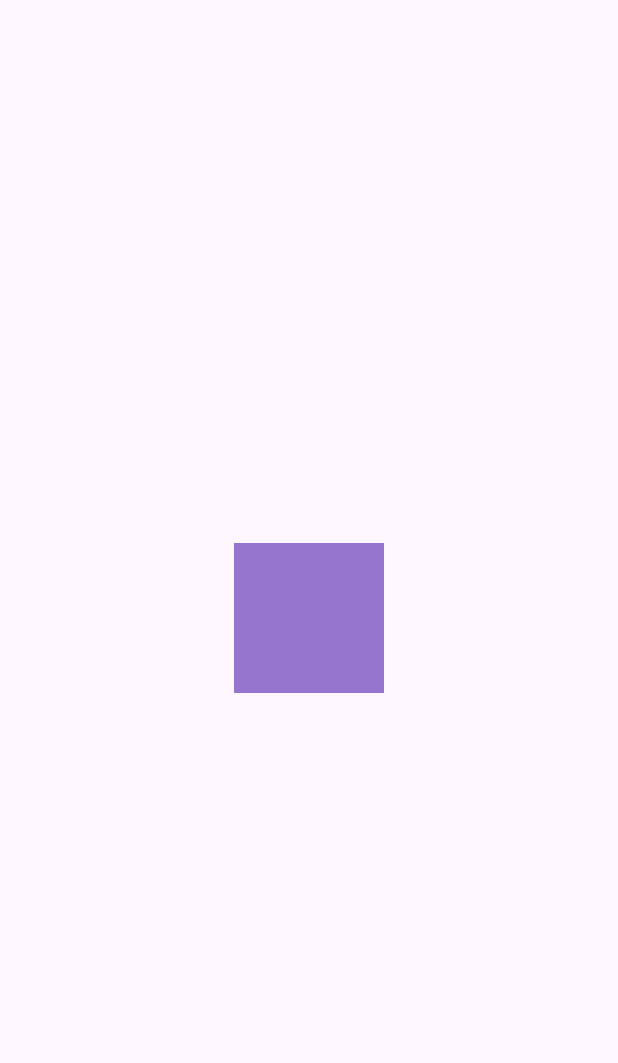
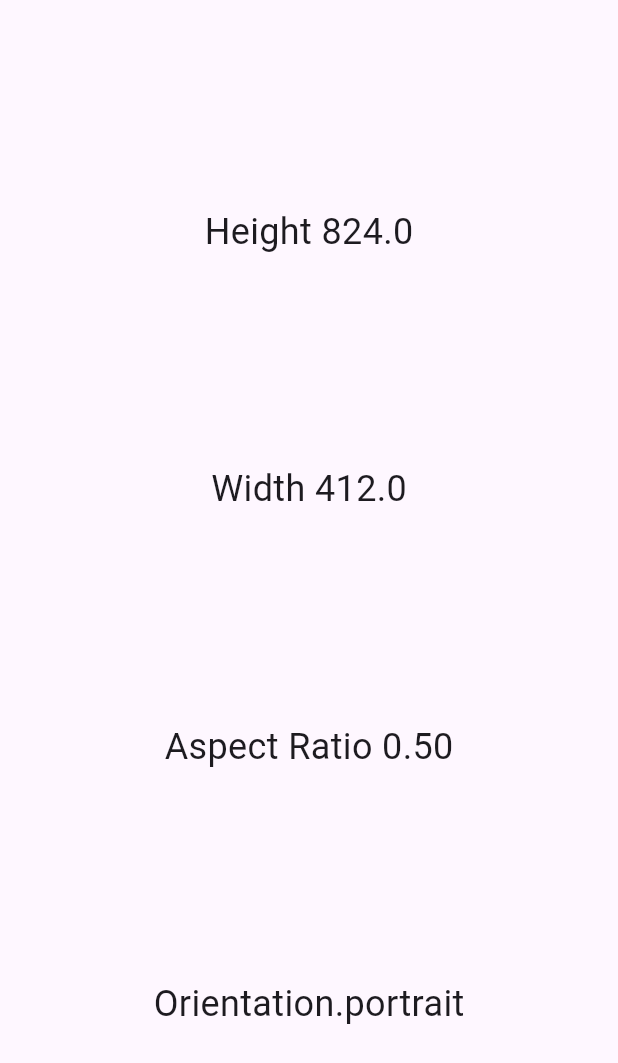
Before and after one commit to IkramulHasanTanvir/LearnFlutter, a Flutter app: the screen it shows after launch, on a phone screen of 412 x 824 dp. Shown: the top 1063 px of the screen. Run offline on Flutter 3.47's test engine with Material 3 defaults, Android fonts, the phone set to English and light mode, and no system bars.

Commit message:
MediaQuery Widget

```diff
--- a/lib/main.dart
+++ b/lib/main.dart
@@ -10,6 +10,11 @@ class MyApp extends StatelessWidget {
   @override
   Widget build(BuildContext context) {
     return MaterialApp(
+      theme: ThemeData(textTheme: TextTheme(
+        bodyMedium: TextStyle(
+          fontSize: 24,
+        )
+      )),
       debugShowCheckedModeBanner: false,
       home: MyHome(),
     );
--- a/lib/my_home.dart
+++ b/lib/my_home.dart
@@ -8,52 +8,18 @@ class MyHome extends StatefulWidget {
 }
 
 class _MyHomeState extends State<MyHome> {
-  double boxHeight = 100;
-  double boxWidth = 100;
-  var boxColor = Colors.deepPurple[300];
-  // double boxX = -1;
-  // double boxY = -1;
-
-  void _expandBox(){
-    setState(() {
-      boxHeight = 300;
-      boxWidth = 300;
-    });
-  }
-  void _changeColor(){
-    setState(() {
-      boxColor = Colors.pink[300];
-    });
-  }
-
-  // void _moveBox(){
-  //   setState((){
-  //     boxX = 1;
-  //     boxY = 1;
-  //   });
-  // }
-
   @override
   Widget build(BuildContext context) {
-    return GestureDetector(
-      onTap: _expandBox ,
-      child: Scaffold(
-        body: Center(
-          child: AnimatedContainer(
-            //alignment: Alignment(boxX, boxY),
-            height: boxHeight,
-            width: boxWidth,
-            color: boxColor,
-            duration: Duration(seconds: 1),
-            child: Padding(
-              padding: const EdgeInsets.all(16.0),
-              // child: Container(
-              //   color: boxColor,
-              //   height: boxHeight,
-              //   width: boxWidth,
-              // ),
-            ),
-          ),
+    return Scaffold(
+      body: Center(
+        child: Column(
+          mainAxisAlignment: MainAxisAlignment.spaceEvenly,
+          children: [
+            Text('Height ' + MediaQuery.sizeOf(context).height.toString()),
+            Text('Width ' + MediaQuery.sizeOf(context).width.toString()),
+            Text('Aspect Ratio ' + MediaQuery.sizeOf(context).aspectRatio.toStringAsFixed(2)),
+            Text(MediaQuery.of(context).orientation.toString()),
+          ],
         ),
       ),
     );
```
